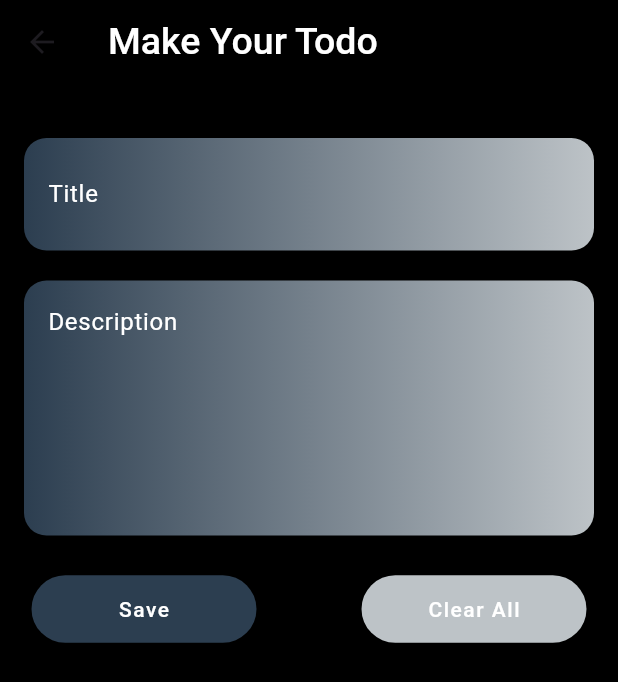
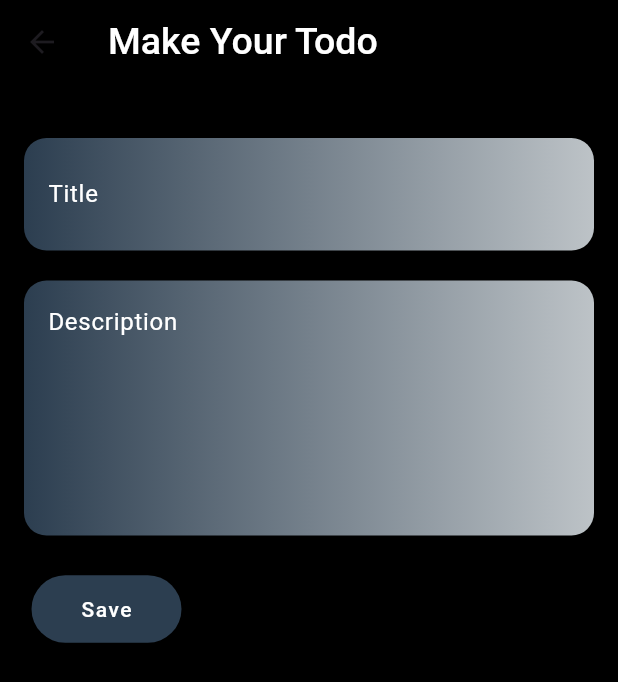
Before and after one commit to kiranmc12/Todo-Bloc-RestAPI, a Flutter app: the ScreenHome screen opened directly, after a tap on the "add" icon, on a phone screen of 412 x 824 dp. Shown: the top 682 px of the screen. Run offline on Flutter 3.47's test engine with Material 3 defaults, Android fonts, the phone set to English and light mode, and no system bars; our stand-ins replace bloc, flutter_bloc; network calls fail.

Commit message:
CLEAR ALL REMOVED

```diff
--- a/lib/sevices/api.dart
+++ b/lib/sevices/api.dart
@@ -9,10 +9,10 @@ class ApiServices {
 
   factory ApiServices() => instance;
 
-  static const String endpoint =
-      "https://api.nstack.in/v1/todos?page=1&limit=10";
+  static const String endpoint = "https://api.nstack.in/v1/todos";
 
   Future<List<Todo>> fetchTodos() async {
+    try {
       final response = await http.get(Uri.parse(endpoint));
 
       if (response.statusCode == 200) {
@@ -22,23 +22,31 @@ class ApiServices {
       } else {
         throw Exception('Failed to fetch todos');
       }
+    } catch (e) {
+      print('Error fetching todos: $e');
+      throw Exception('Failed to fetch todos');
+    }
   }
 
-
   Future<void> createTodo(Todo todo) async {
+    try {
       final response = await http.post(
         Uri.parse(endpoint),
-      body: jsonEncode({
+        body: {
           'title': todo.title,
           'description': todo.description,
-        'is_completed': todo.isCompleted,
-      }),
+          'is_completed': 'true',
+        },
       );
 
       if (response.statusCode == 201) {
-      print("todo Created");
+        print("Todo Created");
       } else {
         print('Failed to create todo ${response.statusCode}');
       }
+    } catch (e) {
+      print('Error creating todo: $e');
+      throw Exception('Failed to create todo');
     }
   }
+}
--- a/lib/view/home/home.dart
+++ b/lib/view/home/home.dart
@@ -1,39 +1,51 @@
 import 'package:flutter/material.dart';
 import 'package:flutter_bloc/flutter_bloc.dart';
 import 'package:todo_bloc/bloc/todo_bloc_bloc.dart';
+import 'package:todo_bloc/model/todo_model.dart';
 import 'package:todo_bloc/view/screen_add/screen_add.dart';
 
 class ScreenHome extends StatelessWidget {
   const ScreenHome({Key? key});
 
-
   @override
   Widget build(BuildContext context) {
+    context.read<TodoBlocBloc>().add(TodoFetchEvent());
+
     return Scaffold(
       backgroundColor: Colors.black,
       appBar: AppBar(
         backgroundColor: Colors.black,
-        title:  const Text(
+        title: const Text(
           "All Notes",
           style: TextStyle(fontSize: 25, color: Colors.white),
         ),
       ),
-      body: Padding(
-        padding:  const EdgeInsets.all(8.0),
-        child: BlocBuilder<TodoBlocBloc, TodoBlocState>(
-          builder: (context, state) {
-            return ListView.separated(
-              itemBuilder: (context, index) {
-              return const ListTile(
-                  title: Text("Helloooo",
-                    style: TextStyle(color: Colors.white),
-                  ),
+      body: RefreshIndicator(
+        onRefresh: () async {
+          context.read<TodoBlocBloc>().add(TodoFetchEvent());
+        },
+        child: Padding(
+          padding: const EdgeInsets.all(8.0),
+          child: BlocBuilder<TodoBlocBloc, TodoBlocState>(
+            builder: (context, state) {
+              if (state.isFetching) {
+                return Center(
+                  child: CircularProgressIndicator(),
                 );
-              },
-              itemCount: 10, // Replace with the actual number of notes or items
-              separatorBuilder: (context, index) => const SizedBox(height: 20),
-            );
-          },
+              }
+
+              return ListView.separated(
+                itemBuilder: (context, index) {
+                  return TodoCardTileWidget(
+                    todo: state.todoList[index]);
+                },
+                itemCount:
+                    state.todoList.length, // Replace with the actual number of notes or items
+                separatorBuilder: (context, index) =>
+                    const SizedBox(height: 20),
+              );
+            },
+          ),
         ),
       ),
       floatingActionButton: FloatingActionButton(
@@ -49,3 +61,20 @@ class ScreenHome extends StatelessWidget {
     );
   }
 }
+
+class TodoCardTileWidget extends StatelessWidget {
+  final Todo todo;
+  const TodoCardTileWidget({
+    super.key, required this.todo,
+  });
+
+  @override
+  Widget build(BuildContext context) {
+    return ListTile(
+      title: Text(
+        todo.title,
+        style: TextStyle(color: Colors.white),
+      ),
+    );
+  }
+}
--- a/lib/view/home/widgets/todo_card_tile_widget.dart
+++ b/lib/view/home/widgets/todo_card_tile_widget.dart
@@ -17,8 +17,8 @@ class TodoCardTileWidget extends StatelessWidget {
         ]),
         borderRadius: BorderRadius.circular(15),
       ),
-      child: Padding(
-        padding: const EdgeInsets.all(8.0),
+      child: const Padding(
+        padding: EdgeInsets.all(8.0),
         child: Column(
           crossAxisAlignment: CrossAxisAlignment.start,
           children: [
--- a/lib/view/screen_add/screen_add.dart
+++ b/lib/view/screen_add/screen_add.dart
@@ -1,5 +1,10 @@
+import 'dart:math';
+
 import 'package:flutter/material.dart';
+import 'package:flutter_bloc/flutter_bloc.dart';
+import 'package:todo_bloc/bloc/todo_bloc_bloc.dart';
 import 'package:todo_bloc/constants/constants.dart';
+import 'package:todo_bloc/model/todo_model.dart';
 import 'package:todo_bloc/view/widgets/text_field_widget.dart';
 
 class ScreenAdd extends StatelessWidget {
@@ -8,7 +13,6 @@ class ScreenAdd extends StatelessWidget {
   final TextEditingController titleController = TextEditingController();
   final TextEditingController descriptionController = TextEditingController();
   final GlobalKey<FormState> formKey = GlobalKey<FormState>();
-
 
   @override
   Widget build(BuildContext context) {
@@ -50,45 +54,39 @@ class ScreenAdd extends StatelessWidget {
                 Padding(
                   padding: const EdgeInsets.all(5.0),
                   child: Flex(
-
                     direction: Axis.horizontal,
                     mainAxisAlignment: MainAxisAlignment.spaceBetween,
                     children: [
-                      ElevatedButton(
+                      BlocBuilder<TodoBlocBloc, TodoBlocState>(
+                        builder: (context, state) {
+                          if (state.isSaving) {
+                            return SizedBox(
+                              width: 255,
+                              height: 45,
+                              child: Center(
+                                child: CircularProgressIndicator(),
+                              ),
+                            );
+                          }
+                          return ElevatedButton(
                             style: const ButtonStyle(
                                 backgroundColor: MaterialStatePropertyAll(
                                   Color(0xFF2C3E50),
                                 ),
-                          fixedSize: MaterialStatePropertyAll(Size(150, 45)),
-                        ),
+                                fixedSize:
+                                    MaterialStatePropertyAll(Size(100, 45))),
                             onPressed: () {
+                              validate(context);
                             },
                             child: const Text(
                               "Save",
                               style: TextStyle(
-                            color: Colors.white,
-                            letterSpacing: 1,
+                                  color: Colors.white, letterSpacing: 1),
                             ),
+                          );
+                        },
                       ),
-                      ),
-                      ElevatedButton(
-                        style: const ButtonStyle(
-                          backgroundColor: MaterialStatePropertyAll(
-                            Color(0xFFBDC3C7),
-                          ),
-                          fixedSize: MaterialStatePropertyAll(Size(150, 45)),
-                        ),
-                        onPressed: () {
-                          formKey.currentState!.reset();
-                        },
-                        child: const Text(
-                          "Clear All",
-                          style: TextStyle(
-                            color: Colors.white,
-                            letterSpacing: 1,
-                          ),
-                        ),
-                      ),
+
                     ],
                   ),
                 ),
@@ -99,4 +97,20 @@ class ScreenAdd extends StatelessWidget {
       ),
     );
   }
+
+  void validate(BuildContext context) async {
+    if (formKey.currentState!.validate()) {
+      final newTodo = Todo(
+          title: titleController.text,
+          description: descriptionController.text,
+          isCompleted: true);
+
+      try {
+        context.read<TodoBlocBloc>().add(TodoAddEvent(todo: newTodo));
+      } catch (e) {
+        print(e.toString());
       }
+      formKey.currentState!.reset();
+    }
+  }
+}
```
Also changed, not shown: lib/main.dart (+8 -3 lines). Lines whose indentation alone changed are shown as unchanged.
